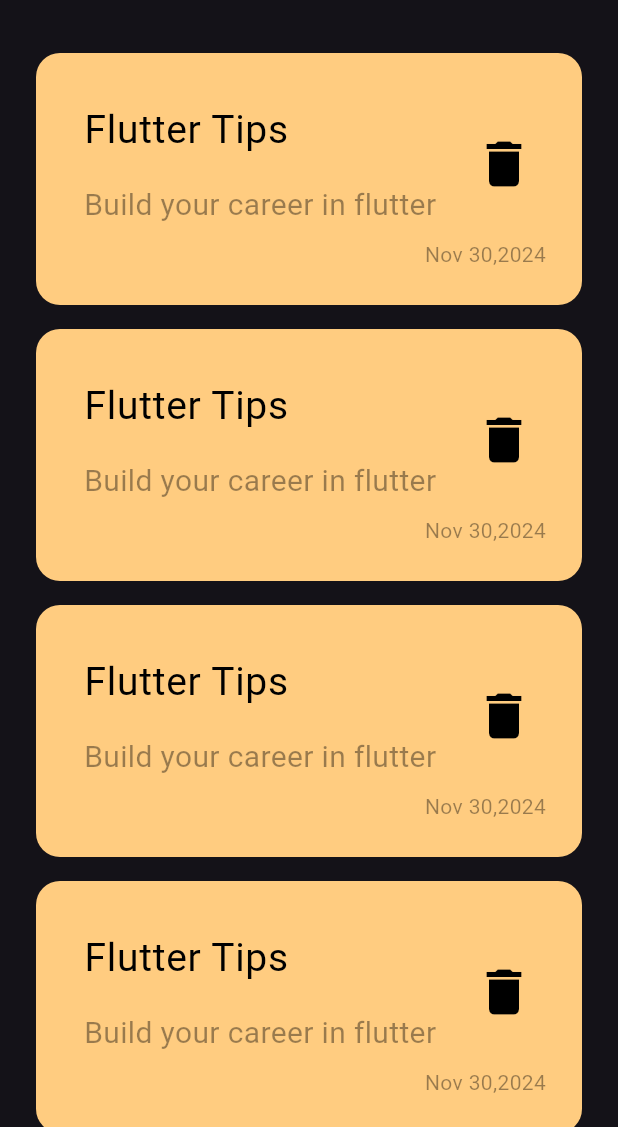
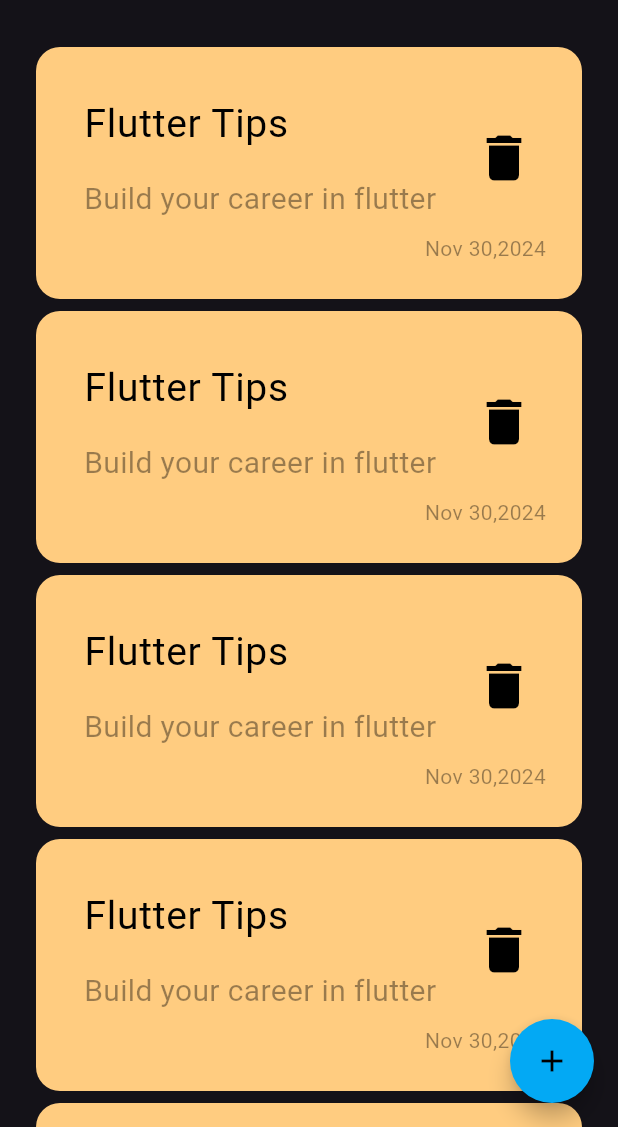
Before and after one commit to AhmedFared888/notes_app, a Flutter app: the screen it shows after launch, on a phone screen of 412 x 824 dp, the part 109-1236 px from its top. Run offline on Flutter 3.47's test engine with Material 3 defaults, Android fonts, the phone set to English and light mode, and no system bars; Roboto replaces fonts that are missing (Poppins).

Commit message:
adding floating action bottom

```diff
--- a/lib/views/notes_view.dart
+++ b/lib/views/notes_view.dart
@@ -6,8 +6,19 @@ class NotesView extends StatelessWidget {
 
   @override
   Widget build(BuildContext context) {
-    return const Scaffold(
-      body: NotesViewBody(),
+    return Scaffold(
+      floatingActionButton: FloatingActionButton(
+        onPressed: () {},
+        child: const Icon(
+          Icons.add,
+          color: Colors.black,
+        ),
+        backgroundColor: Colors.lightBlue,
+        shape: RoundedRectangleBorder(
+          borderRadius: BorderRadius.circular(35.0),
+        ),
+      ),
+      body: const NotesViewBody(),
     );
   }
 }
--- a/lib/widgets/notes_list_view.dart
+++ b/lib/widgets/notes_list_view.dart
@@ -9,7 +9,7 @@ class NotesListView extends StatelessWidget {
     return ListView.builder(
       itemBuilder: (context, index) {
         return const Padding(
-          padding: EdgeInsets.symmetric(vertical: 8.0),
+          padding: EdgeInsets.symmetric(vertical: 4.0),
           child: NoteItem(),
         );
       },
```
